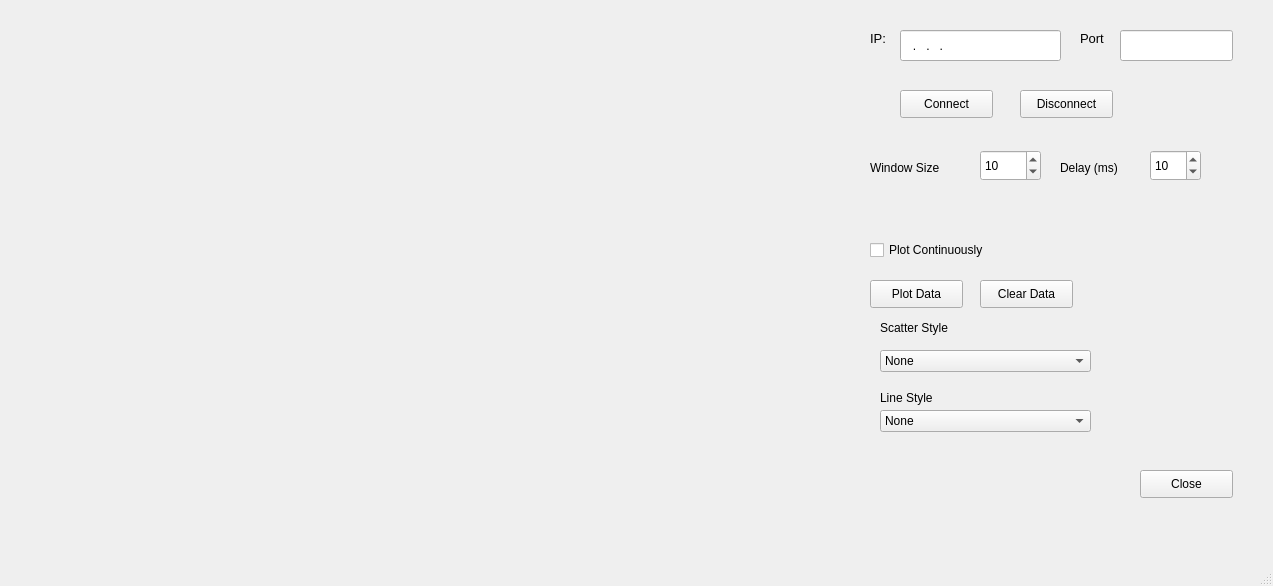
harshmittal2210/plotData, file Qt/networkPlot/plotnetworkdata.ui: the form before one commit.
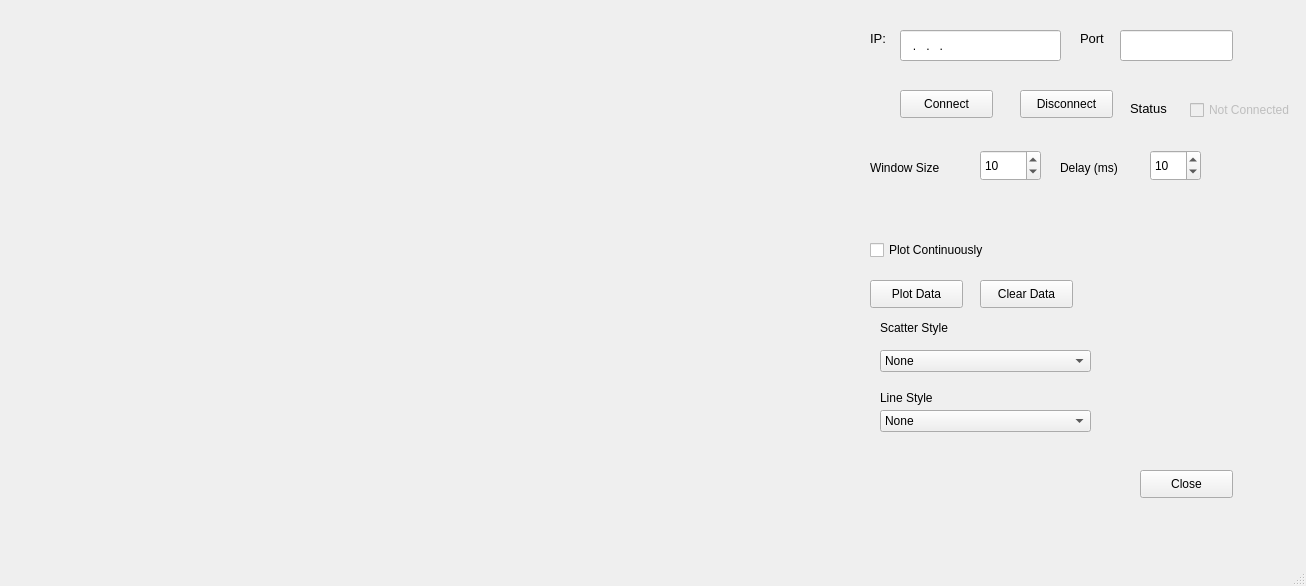
The form after the commit. Custom widgets are drawn as their Qt base class.

Commit message: Connection Status Added

Diff of the .ui file:
```diff
--- a/Qt/networkPlot/plotnetworkdata.ui
+++ b/Qt/networkPlot/plotnetworkdata.ui
@@ -6,7 +6,7 @@
    <rect>
     <x>0</x>
     <y>0</y>
-    <width>1273</width>
+    <width>1306</width>
     <height>586</height>
    </rect>
   </property>
@@ -454,6 +454,40 @@
      <string>Disconnect</string>
     </property>
    </widget>
+   <widget class="QLabel" name="statusLabel">
+    <property name="geometry">
+     <rect>
+      <x>1130</x>
+      <y>100</y>
+      <width>55</width>
+      <height>16</height>
+     </rect>
+    </property>
+    <property name="font">
+     <font>
+      <pointsize>10</pointsize>
+     </font>
+    </property>
+    <property name="text">
+     <string>Status</string>
+    </property>
+   </widget>
+   <widget class="QCheckBox" name="statusCheckBox">
+    <property name="enabled">
+     <bool>false</bool>
+    </property>
+    <property name="geometry">
+     <rect>
+      <x>1190</x>
+      <y>100</y>
+      <width>111</width>
+      <height>20</height>
+     </rect>
+    </property>
+    <property name="text">
+     <string>Not Connected</string>
+    </property>
+   </widget>
   </widget>
   <widget class="QMenuBar" name="menubar">
    <property name="geometry">
```
Left out of the diff: 2 changed lines with no effect on the pictures. The commit also changes 1 other file.
